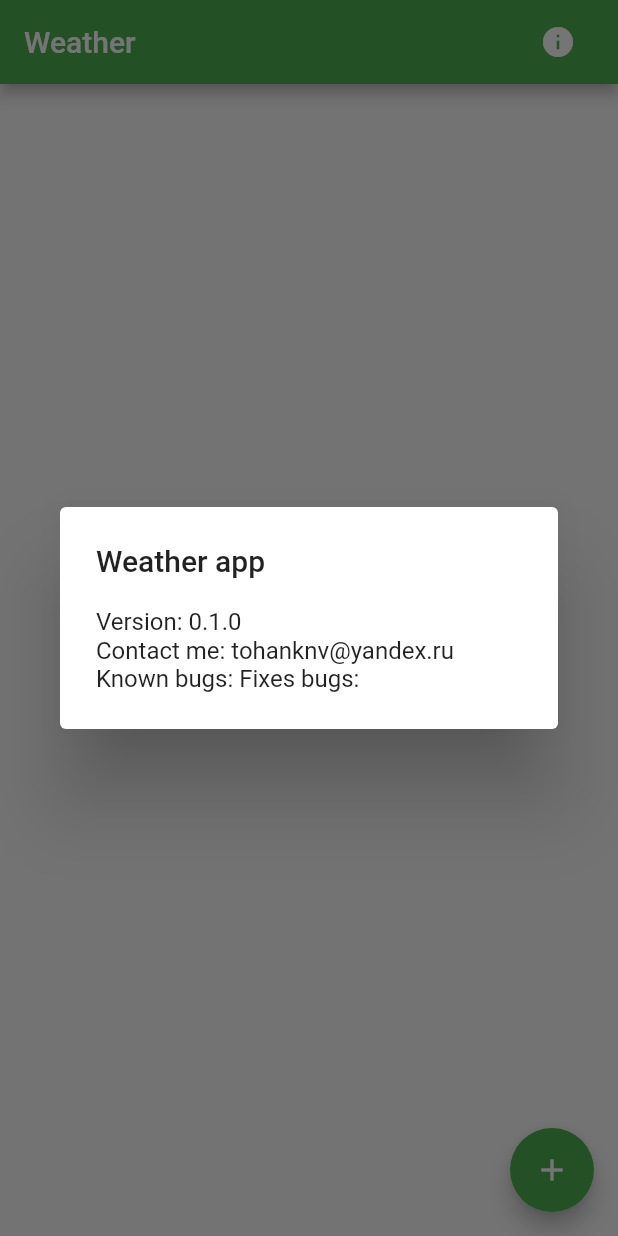
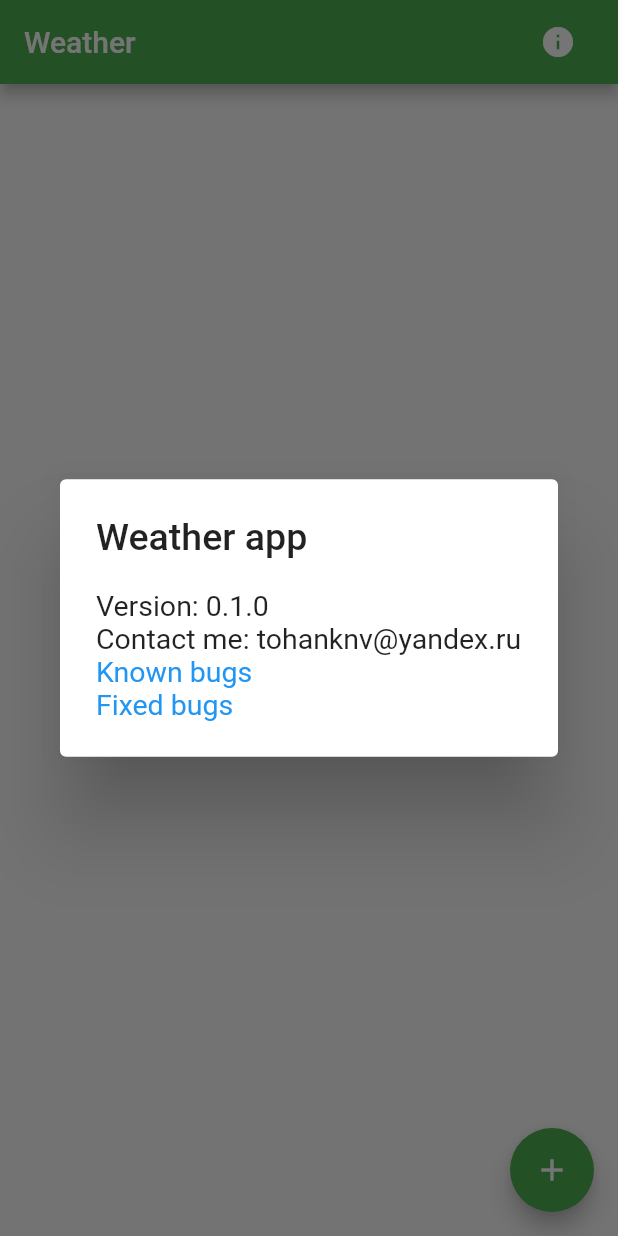
Before and after one commit to Doomsdhg/weather_app, a Flutter app: the screen it shows after launch, after a tap on the "info" icon, on a phone screen of 412 x 824 dp. Run offline on Flutter 3.47's test engine with Material 2 defaults, Android fonts, the phone set to English and light mode, and no system bars; missing offline and left inert: encrypt.

Commit message:
WTHR-06: added known bugs and fixed bugs hyperlinks to github readme

```diff
--- a/lib/components/info_dialog.dart
+++ b/lib/components/info_dialog.dart
@@ -1,4 +1,9 @@
+import 'dart:io';
+
+import 'package:flutter/gestures.dart';
 import 'package:flutter/material.dart';
+import 'package:url_launcher/url_launcher.dart';
+import 'package:weather_app/constants/constants.dart';
 
 class InfoDialog {
 
@@ -6,22 +11,54 @@ class InfoDialog {
     return showDialog(
       context: context,
       builder: (BuildContext context) => AlertDialog(
-        title: const Text('Weather app'),
+        title: Text(
+          'Weather app',
+          style: TextStyle(
+            fontSize: FontConstants.MIDDLE_SIZE
+          ),
+        ),
         content: Wrap(
           alignment: WrapAlignment.start,
           children: [
             Text(
-                'Version: 0.1.0 '
+                'Version: 0.1.0 ',
+                style: TextStyle(
+                  fontSize: FontConstants.SMALL_SIZE
+                ),
             ),
             Text(
-                'Contact me: tohanknv@yandex.ru'
+                'Contact me: tohanknv@yandex.ru',
+                style: TextStyle(
+                  fontSize: FontConstants.SMALL_SIZE
+                ),
             ),
-            Text(
-                'Known bugs: '
+            RichText(
+              text: TextSpan(
+                children: [
+                  TextSpan(
+                  text: 'Known bugs',
+                  style: new TextStyle(
+                    color: Colors.blue,
+                    fontSize: FontConstants.SMALL_SIZE
+                    ),
+                  recognizer: new TapGestureRecognizer()
+                    ..onTap = () => launchUrl(Uri.parse('https://github.com/Doomsdhg/weather_app#Known_bugs')),
+                  ),
+                  TextSpan(
+                  text: '\n',
+                  ),
+                  TextSpan(
+                  text: 'Fixed bugs',
+                  style: new TextStyle(
+                    color: Colors.blue,
+                    fontSize: FontConstants.SMALL_SIZE
+                    ),
+                  recognizer: new TapGestureRecognizer()
+                    ..onTap = () => launchUrl(Uri.parse('https://github.com/Doomsdhg/weather_app#Fixed_bugs')),
+                  ),
+                ],
+              ),
             ),
-            Text(
-                'Fixes bugs: '
-            )
           ],
         )
       ),
--- a/pubspec.yaml
+++ b/pubspec.yaml
@@ -27,6 +27,7 @@ dependencies:
   encrypt: ^5.0.1
   path_provider: ^2.0.11
   cupertino_icons: ^1.0.2
+  url_launcher: ^6.1.5
 
 dev_dependencies:
   flutter_test:
```
Also changed, not shown: pubspec.lock, 1 other file.
